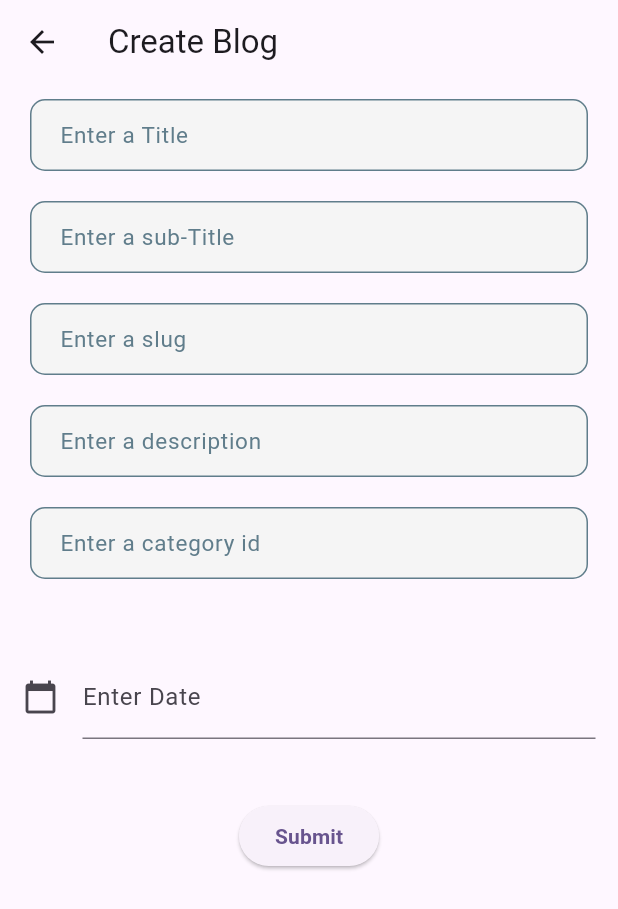
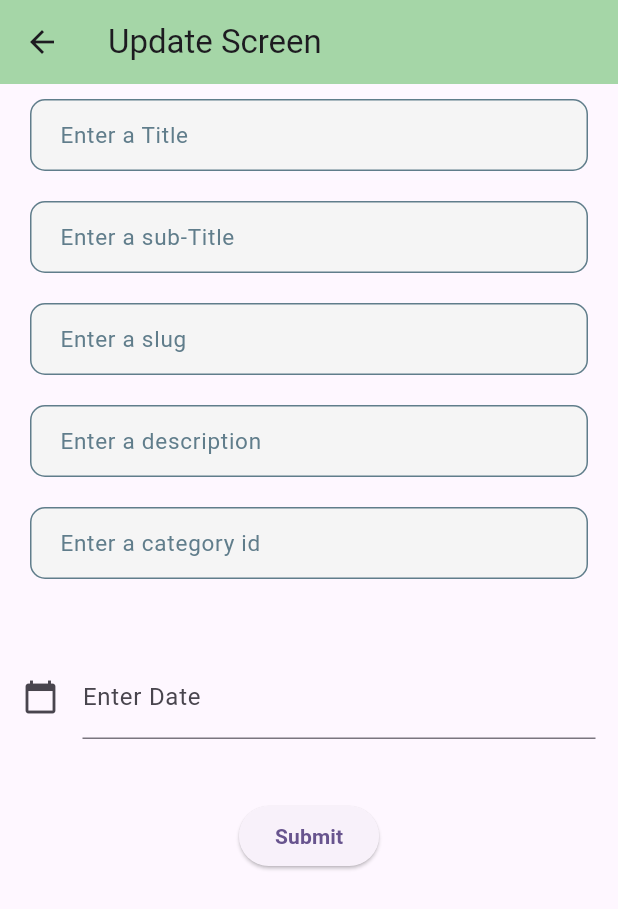
Before and after one commit to majharul-islam181/task_blogApp, a Flutter app: the UpdateScreen screen opened directly with empty values, on a phone screen of 412 x 824 dp. Shown: the top 909 px of the screen. Run offline on Flutter 3.47's test engine with Material 3 defaults, Android fonts, the phone set to English and light mode, and no system bars; our stand-ins replace lottie.

Commit message:
finally done..

```diff
--- a/lib/screens/update_screen.dart
+++ b/lib/screens/update_screen.dart
@@ -112,7 +112,8 @@ class _UpdateScreenState extends State<UpdateScreen> {
   Widget build(BuildContext context) {
     return Scaffold(
       appBar: AppBar(
-        title: const Text('Create Blog'),
+        backgroundColor: Colors.green[200],
+        title: const Text('Update Screen'),
       ),
       body: Column(
         children: [
```
